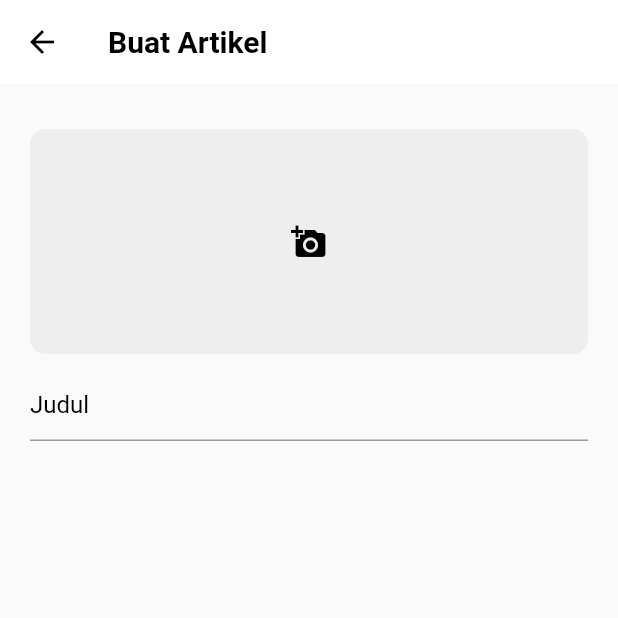
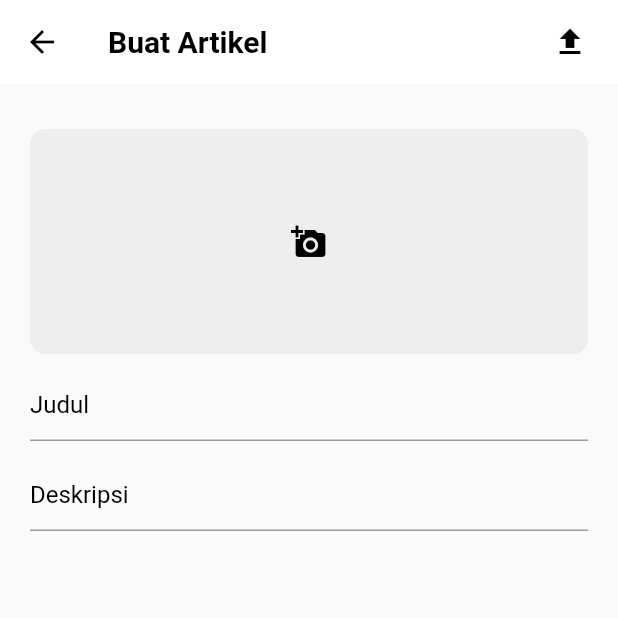
Before and after one commit to serlysetyani/tubes-abp-2, a Flutter app: the AddArticle screen opened directly, on a phone screen of 412 x 824 dp, the top half of it. Run offline on Flutter 3.47's test engine with Material 2 defaults, Android fonts, the phone set to English and light mode, and no system bars; our stand-ins replace cloud_firestore, firebase_auth, firebase_core, image_picker; accounts and stored records are empty.

Commit message:
Add Create Articles Feature

```diff
--- a/lib/pages/addArticle_page.dart
+++ b/lib/pages/addArticle_page.dart
@@ -1,4 +1,8 @@
+// ignore_for_file: prefer_const_constructors, avoid_unnecessary_containers
+
+import 'package:cloud_firestore/cloud_firestore.dart';
 import 'package:flutter/material.dart';
+import 'package:image_picker/image_picker.dart';
 
 class AddArticle extends StatefulWidget {
   const AddArticle({Key? key}) : super(key: key);
@@ -8,6 +12,23 @@ class AddArticle extends StatefulWidget {
 }
 
 class _AddArticleState extends State<AddArticle> {
+  final _titleController = TextEditingController();
+  final _contentController = TextEditingController();
+
+  Future addArticles() async {
+    await FirebaseFirestore.instance.collection('articles').add({
+      'title': _titleController.text,
+      'content': _contentController.text,
+    });
+  }
+
+  @override
+  void dispose() {
+    _titleController.dispose();
+    _contentController.dispose();
+    super.dispose();
+  }
+
   @override
   Widget build(BuildContext context) {
     return Scaffold(
@@ -15,6 +36,15 @@ class _AddArticleState extends State<AddArticle> {
         title: Text('Buat Artikel',
             style: TextStyle(color: Colors.black, fontWeight: FontWeight.bold)),
         elevation: 0,
+        actions: [
+          GestureDetector(
+            onTap: addArticles,
+            child: Container(
+              padding: EdgeInsets.symmetric(horizontal: 20),
+              child: Icon(Icons.file_upload),
+            ),
+          )
+        ],
         backgroundColor: Colors.white,
         iconTheme: IconThemeData(
           color: Colors.black, //change your color here
@@ -28,7 +58,11 @@ class _AddArticleState extends State<AddArticle> {
             SizedBox(
               height: 10,
             ),
-            Container(
+            GestureDetector(
+              onTap: () {
+                ImagePicker();
+              },
+              child: Container(
                 height: 150,
                 width: MediaQuery.of(context).size.width,
                 child: Icon(
@@ -40,17 +74,31 @@ class _AddArticleState extends State<AddArticle> {
                   color: Colors.grey[200],
                 ),
               ),
+            ),
             SizedBox(
               height: 10,
             ),
             Container(
                 child: Column(
               children: [
+                // Textfield Judul
                 TextField(
                   decoration: InputDecoration(
                       hintText: "Judul",
                       hintStyle: TextStyle(color: Colors.black)),
-                )
+                  controller: _titleController,
+                ),
+                SizedBox(
+                  height: 12,
+                ),
+
+                // Textfield Deskripsi
+                TextField(
+                  decoration: InputDecoration(
+                      hintText: "Deskripsi",
+                      hintStyle: TextStyle(color: Colors.black)),
+                  controller: _contentController,
+                ),
               ],
             ))
           ],
--- a/lib/pages/homescreen.dart
+++ b/lib/pages/homescreen.dart
@@ -3,8 +3,6 @@
 import 'package:firebase_auth/firebase_auth.dart';
 import 'package:flutter/material.dart';
 import 'package:ngalamblog_flutetr/pages/addArticle_page.dart';
-
-import '../pages/inbox_screen.dart';
 
 class HomeScreen extends StatefulWidget {
   const HomeScreen({Key? key}) : super(key: key);
--- a/pubspec.yaml
+++ b/pubspec.yaml
@@ -35,6 +35,9 @@ dependencies:
   cupertino_icons: ^1.0.2
   firebase_auth: ^3.3.14
   cloud_firestore: ^3.1.13
+  image_picker: ^0.8.5
+  firebase_storage: ^10.2.17
+  random_string: ^2.3.1
 
 dev_dependencies:
   flutter_test:
```
Also changed, not shown: pubspec.lock, 1 other file. Lines whose indentation alone changed are shown as unchanged.
